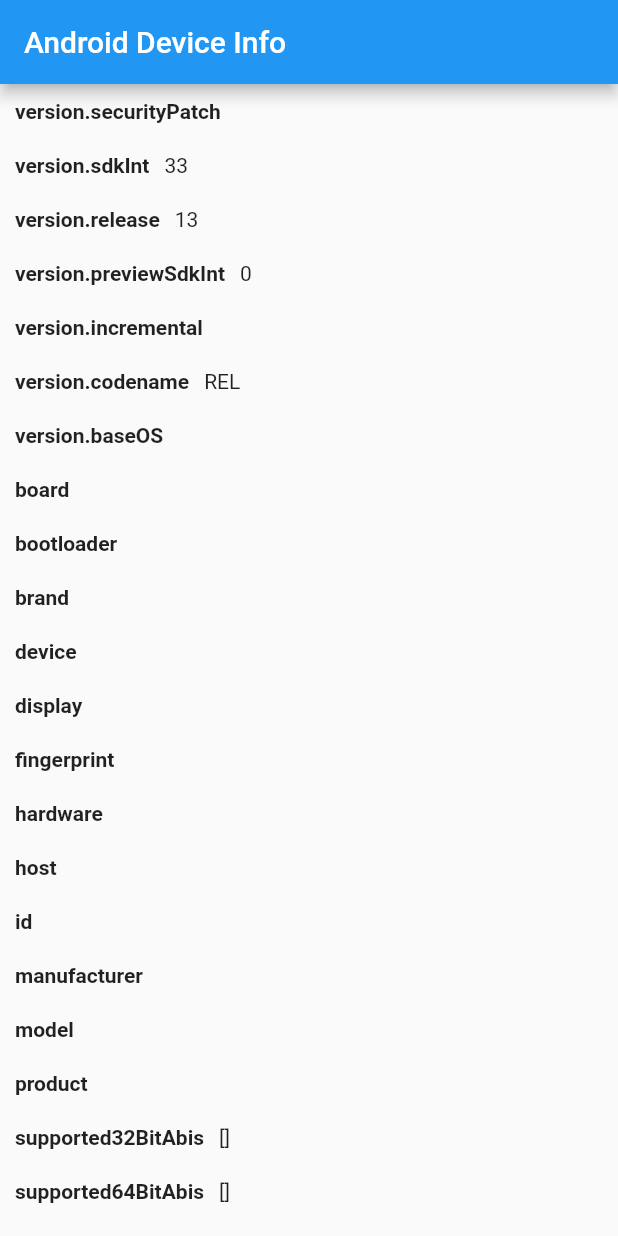
After one commit to jackmew/blastFutureFlutter, a Flutter app: the screen it shows after launch, after a tap on "deviceInfo", on a phone screen of 412 x 824 dp. The commit adds this screen. Run offline on Flutter 3.47's test engine with Material 2 defaults, Android fonts, the phone set to English and light mode, and no system bars; our stand-ins replace device_info, geolocator, google_maps_flutter, package_info, rflutter_alert.

Commit message:
device_info & package_info

```diff
--- a/lib/main.dart
+++ b/lib/main.dart
@@ -2,6 +2,9 @@
 import 'package:blastFutureFlutter/screens/first_screen.dart';
 import 'package:blastFutureFlutter/screens/geolocator_screen.dart';
 import 'package:blastFutureFlutter/screens/layout_screen.dart';
+import 'package:blastFutureFlutter/screens/map_screen.dart';
+import 'package:blastFutureFlutter/screens/device_info_screen.dart';
+import 'package:blastFutureFlutter/screens/package_info_screen.dart';
 
 void main() {
   runApp(MyApp());
@@ -34,6 +37,9 @@
         '/': (context) => FirstScreen(),
         '/geolocator': (context) => GeolocatorScreen(),
         '/layout': (context) => LayoutScreen(),
+        '/map': (context) => MapScreen(),
+        '/deviceInfo': (context) => DeviceInfoScreen(),
+        '/packageInfo': (context) => PackageInfoScreen(),
       },
     );
   }
--- /dev/null
+++ b/lib/screens/device_info_screen.dart
@@ -0,0 +1,130 @@
+import 'package:flutter/material.dart';
+import 'dart:async';
+import 'dart:io';
+import 'package:flutter/services.dart';
+import 'package:device_info/device_info.dart';
+
+class DeviceInfoScreen extends StatefulWidget {
+  @override
+  _DeviceInfoScreenState createState() => _DeviceInfoScreenState();
+}
+
+class _DeviceInfoScreenState extends State<DeviceInfoScreen> {
+  static final DeviceInfoPlugin deviceInfoPlugin = DeviceInfoPlugin();
+  Map<String, dynamic> _deviceData = <String, dynamic>{};
+
+  @override
+  void initState() {
+    super.initState();
+    initPlatformState();
+  }
+
+  Future<void> initPlatformState() async {
+    Map<String, dynamic> deviceData;
+
+    try {
+      if (Platform.isAndroid) {
+        deviceData = _readAndroidBuildData(await deviceInfoPlugin.androidInfo);
+      } else if (Platform.isIOS) {
+        deviceData = _readIosDeviceInfo(await deviceInfoPlugin.iosInfo);
+      }
+    } on PlatformException {
+      deviceData = <String, dynamic>{
+        'Error:': 'Failed to get platform version.'
+      };
+    }
+
+    if (!mounted) return;
+
+    setState(() {
+      _deviceData = deviceData;
+    });
+  }
+
+  Map<String, dynamic> _readAndroidBuildData(AndroidDeviceInfo build) {
+    return <String, dynamic>{
+      'version.securityPatch': build.version.securityPatch,
+      'version.sdkInt': build.version.sdkInt,
+      'version.release': build.version.release,
+      'version.previewSdkInt': build.version.previewSdkInt,
+      'version.incremental': build.version.incremental,
+      'version.codename': build.version.codename,
+      'version.baseOS': build.version.baseOS,
+      'board': build.board,
+      'bootloader': build.bootloader,
+      'brand': build.brand,
+      'device': build.device,
+      'display': build.display,
+      'fingerprint': build.fingerprint,
+      'hardware': build.hardware,
+      'host': build.host,
+      'id': build.id,
+      'manufacturer': build.manufacturer,
+      'model': build.model,
+      'product': build.product,
+      'supported32BitAbis': build.supported32BitAbis,
+      'supported64BitAbis': build.supported64BitAbis,
+      'supportedAbis': build.supportedAbis,
+      'tags': build.tags,
+      'type': build.type,
+      'isPhysicalDevice': build.isPhysicalDevice,
+      'androidId': build.androidId,
+      'systemFeatures': build.systemFeatures,
+    };
+  }
+
+  Map<String, dynamic> _readIosDeviceInfo(IosDeviceInfo data) {
+    return <String, dynamic>{
+      'name': data.name,
+      'systemName': data.systemName,
+      'systemVersion': data.systemVersion,
+      'model': data.model,
+      'localizedModel': data.localizedModel,
+      'identifierForVendor': data.identifierForVendor,
+      'isPhysicalDevice': data.isPhysicalDevice,
+      'utsname.sysname:': data.utsname.sysname,
+      'utsname.nodename:': data.utsname.nodename,
+      'utsname.release:': data.utsname.release,
+      'utsname.version:': data.utsname.version,
+      'utsname.machine:': data.utsname.machine,
+    };
+  }
+
+  @override
+  Widget build(BuildContext context) {
+    return MaterialApp(
+      home: Scaffold(
+        appBar: AppBar(
+          title: Text(
+              Platform.isAndroid ? 'Android Device Info' : 'iOS Device Info'),
+        ),
+        body: ListView(
+          children: _deviceData.keys.map((String property) {
+            return Row(
+              children: <Widget>[
+                Container(
+                  padding: const EdgeInsets.all(10.0),
+                  child: Text(
+                    property,
+                    style: const TextStyle(
+                      fontWeight: FontWeight.bold,
+                    ),
+                  ),
+                ),
+                Expanded(
+                    child: Container(
+                  padding: const EdgeInsets.fromLTRB(0.0, 10.0, 0.0, 10.0),
+                  child: Text(
+                    '${_deviceData[property]}',
+                    maxLines: 10,
+                    overflow: TextOverflow.ellipsis,
+                  ),
+                )),
+              ],
+            );
+          }).toList(),
+        ),
+      ),
+    );
+  }
+}
--- a/lib/screens/first_screen.dart
+++ b/lib/screens/first_screen.dart
@@ -31,6 +31,16 @@
                   context: context,
                   color: Colors.red,
                   screenName: 'geolocator'),
+              buildButton(
+                  context: context, color: Colors.teal, screenName: 'map'),
+              buildButton(
+                  context: context,
+                  color: Colors.cyan,
+                  screenName: 'deviceInfo'),
+              buildButton(
+                  context: context,
+                  color: Colors.deepOrangeAccent,
+                  screenName: 'packageInfo'),
             ],
           ),
         ),
--- a/pubspec.yaml
+++ b/pubspec.yaml
@@ -15,7 +15,7 @@
 # In iOS, build-name is used as CFBundleShortVersionString while build-number used as CFBundleVersion.
 # Read more about iOS versioning at
 # https://developer.apple.com/library/archive/documentation/General/Reference/InfoPlistKeyReference/Articles/CoreFoundationKeys.html
-version: 1.0.0+1
+version: 1.0.0+2
 
 environment:
   sdk: ">=2.7.0 <3.0.0"
@@ -30,6 +30,9 @@
   cupertino_icons: ^0.1.3
   geolocator: ^6.0.0
   rflutter_alert: ^1.0.3
+  google_maps_flutter: ^0.5.31
+  device_info: ^0.4.2
+  package_info: ^0.4.3
 
 dev_dependencies:
   flutter_test:
```
Also changed, not shown: lib/screens/map_screen.dart (added, +27 -0 lines), lib/screens/package_info_screen.dart (added, +54 -0 lines), pubspec.lock, 9 other files.
